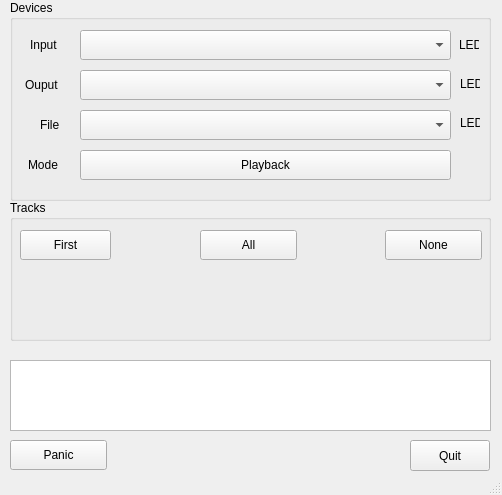
First picture: the form in chopin-lab/form.ui, repository obook/I-like-Chopin, before the edit.
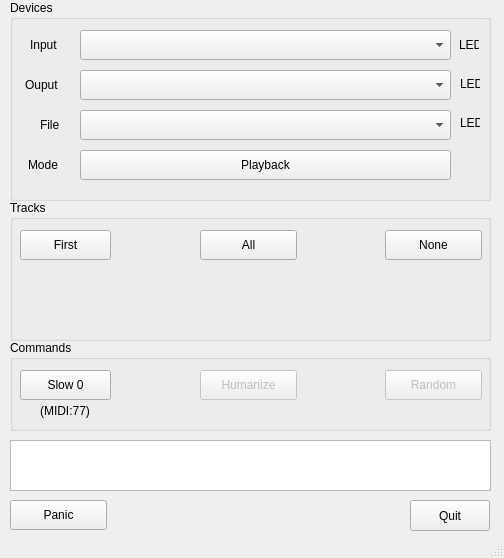
Second picture: the form after the edit.

```diff
--- a/chopin-lab/form.ui
+++ b/chopin-lab/form.ui
@@ -6,8 +6,8 @@
    <rect>
     <x>0</x>
     <y>0</y>
-    <width>502</width>
-    <height>495</height>
+    <width>504</width>
+    <height>558</height>
    </rect>
   </property>
   <property name="windowTitle">
@@ -18,9 +18,9 @@
     <property name="geometry">
      <rect>
       <x>10</x>
-      <y>360</y>
+      <y>440</y>
       <width>481</width>
-      <height>71</height>
+      <height>51</height>
      </rect>
     </property>
    </widget>
@@ -28,7 +28,7 @@
     <property name="geometry">
      <rect>
       <x>410</x>
-      <y>440</y>
+      <y>500</y>
       <width>80</width>
       <height>31</height>
      </rect>
@@ -251,7 +251,7 @@
     <property name="geometry">
      <rect>
       <x>10</x>
-      <y>440</y>
+      <y>500</y>
       <width>97</width>
       <height>30</height>
      </rect>
@@ -260,6 +260,83 @@
      <string>Panic</string>
     </property>
    </widget>
+   <widget class="QGroupBox" name="groupBox_3">
+    <property name="geometry">
+     <rect>
+      <x>10</x>
+      <y>340</y>
+      <width>481</width>
+      <height>91</height>
+     </rect>
+    </property>
+    <property name="title">
+     <string>Commands</string>
+    </property>
+    <widget class="QPushButton" name="pushButton_TracksAll_2">
+     <property name="enabled">
+      <bool>false</bool>
+     </property>
+     <property name="geometry">
+      <rect>
+       <x>190</x>
+       <y>30</y>
+       <width>97</width>
+       <height>30</height>
+      </rect>
+     </property>
+     <property name="text">
+      <string>Humanize</string>
+     </property>
+     <property name="checkable">
+      <bool>false</bool>
+     </property>
+    </widget>
+    <widget class="QPushButton" name="pushButton_Slow">
+     <property name="geometry">
+      <rect>
+       <x>10</x>
+       <y>30</y>
+       <width>91</width>
+       <height>30</height>
+      </rect>
+     </property>
+     <property name="text">
+      <string>Slow 0</string>
+     </property>
+    </widget>
+    <widget class="QPushButton" name="pushButton_TracksNone_2">
+     <property name="enabled">
+      <bool>false</bool>
+     </property>
+     <property name="geometry">
+      <rect>
+       <x>375</x>
+       <y>30</y>
+       <width>97</width>
+       <height>30</height>
+      </rect>
+     </property>
+     <property name="text">
+      <string>Random</string>
+     </property>
+    </widget>
+    <widget class="QLabel" name="label">
+     <property name="geometry">
+      <rect>
+       <x>20</x>
+       <y>60</y>
+       <width>70</width>
+       <height>21</height>
+      </rect>
+     </property>
+     <property name="text">
+      <string>(MIDI:77)</string>
+     </property>
+     <property name="alignment">
+      <set>Qt::AlignCenter</set>
+     </property>
+    </widget>
+   </widget>
   </widget>
   <widget class="QStatusBar" name="statusbar"/>
  </widget>
```
